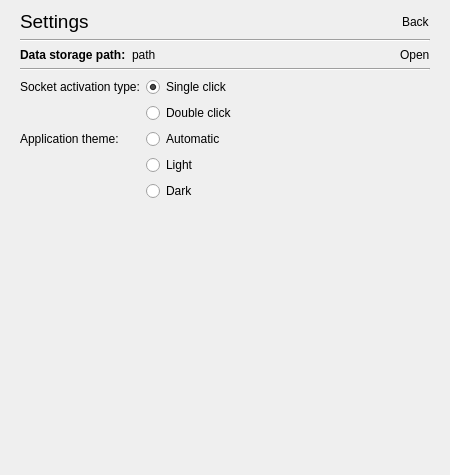
Qt form sokketter-ui/sources/mainwindow.ui (morwy/sokketter) before a commit.
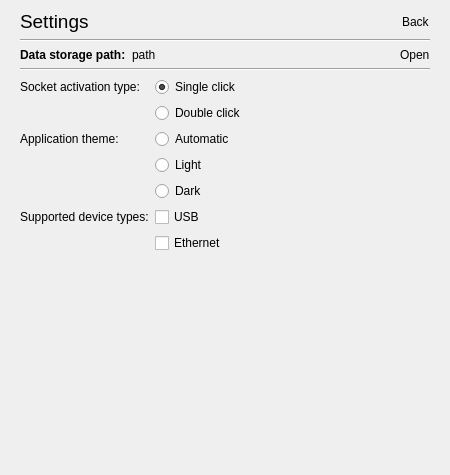
The same form after that commit. The open tabs and pages were chosen to show the change. Custom widgets are drawn as their Qt base class.

Diff of the .ui file:
```diff
--- a/sokketter-ui/sources/mainwindow.ui
+++ b/sokketter-ui/sources/mainwindow.ui
@@ -491,6 +491,27 @@
                </property>
               </widget>
              </item>
+             <item row="5" column="1">
+              <widget class="QCheckBox" name="settings_usb_devices_checkbox">
+               <property name="text">
+                <string>USB</string>
+               </property>
+              </widget>
+             </item>
+             <item row="5" column="0">
+              <widget class="QLabel" name="label_4">
+               <property name="text">
+                <string>Supported device types:</string>
+               </property>
+              </widget>
+             </item>
+             <item row="6" column="1">
+              <widget class="QCheckBox" name="settings_ethernet_devices_checkbox">
+               <property name="text">
+                <string>Ethernet</string>
+               </property>
+              </widget>
+             </item>
             </layout>
            </item>
            <item>
```
